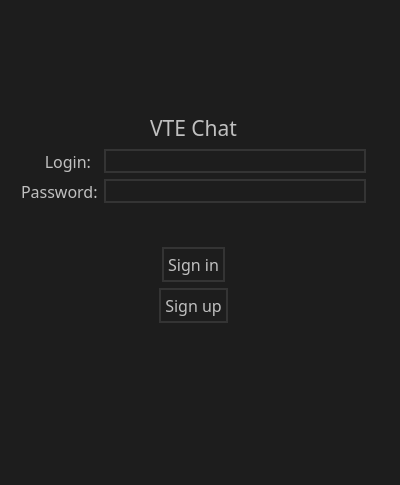
First picture: the form in Client/authmenu.ui, repository EdoHarutyunyan/Public-Chat, before the edit.
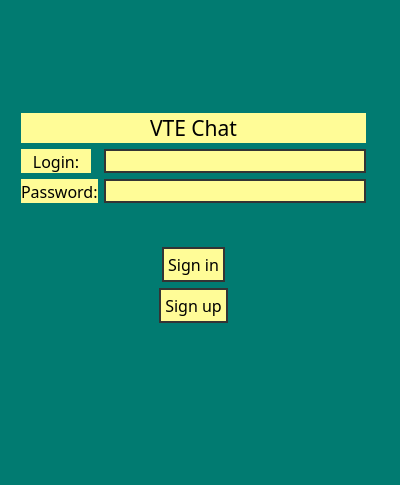
Second picture: the form after the edit.

```diff
--- a/Client/authmenu.ui
+++ b/Client/authmenu.ui
@@ -32,7 +32,7 @@
    <string>AuthMenu</string>
   </property>
   <property name="styleSheet">
-   <string notr="true">background: rgb(29, 29, 29)</string>
+   <string notr="true">background: rgb(1, 123, 113);</string>
   </property>
   <widget class="QWidget" name="centralWidget">
    <widget class="QWidget" name="layoutWidget">
@@ -67,7 +67,7 @@
         </font>
        </property>
        <property name="styleSheet">
-        <string notr="true">color: silver;</string>
+        <string notr="true">background: rgb(255, 252, 151);</string>
        </property>
        <property name="text">
         <string>VTE Chat</string>
@@ -81,6 +81,12 @@
       <layout class="QFormLayout" name="Auth">
        <item row="0" column="0">
         <widget class="QLabel" name="LoginLabel">
+         <property name="sizePolicy">
+          <sizepolicy hsizetype="Minimum" vsizetype="Preferred">
+           <horstretch>0</horstretch>
+           <verstretch>0</verstretch>
+          </sizepolicy>
+         </property>
          <property name="minimumSize">
           <size>
            <width>70</width>
@@ -93,17 +99,20 @@
            <pointsize>12</pointsize>
           </font>
          </property>
+         <property name="layoutDirection">
+          <enum>Qt::LeftToRight</enum>
+         </property>
          <property name="autoFillBackground">
           <bool>false</bool>
          </property>
          <property name="styleSheet">
-          <string notr="true">color: silver;</string>
+          <string notr="true">background: rgb(255, 252, 151);</string>
          </property>
          <property name="text">
           <string>Login:</string>
          </property>
          <property name="alignment">
-          <set>Qt::AlignRight|Qt::AlignTrailing|Qt::AlignVCenter</set>
+          <set>Qt::AlignCenter</set>
          </property>
         </widget>
        </item>
@@ -119,7 +128,7 @@
           <bool>false</bool>
          </property>
          <property name="styleSheet">
-          <string notr="true">color: silver;
+          <string notr="true">background: rgb(255, 252, 151);
 selection-color: none;
 
 border-width: 2px;
@@ -150,7 +159,7 @@
           </font>
          </property>
          <property name="styleSheet">
-          <string notr="true">color: silver;</string>
+          <string notr="true">background: rgb(255, 252, 151);</string>
          </property>
          <property name="text">
           <string>Password:</string>
@@ -160,7 +169,7 @@
        <item row="1" column="1">
         <widget class="QLineEdit" name="Password">
          <property name="styleSheet">
-          <string notr="true">color: silver;
+          <string notr="true">background: rgb(255, 252, 151);
 selection-color: none;
 
 border-width: 2px;
@@ -187,7 +196,7 @@
         </font>
        </property>
        <property name="styleSheet">
-        <string notr="true">color:rgba(255, 8, 8,150)</string>
+        <string notr="true">background: rgb(1, 123, 113)</string>
        </property>
        <property name="text">
         <string/>
@@ -225,7 +234,7 @@
          </property>
          <property name="styleSheet">
           <string notr="true">QPushButton{
-color: silver;
+background: rgb(255, 252, 151);
 border-width: 2px;
 border-style: solid;
 border-color: rgb(52, 52, 52);
@@ -286,7 +295,7 @@
          </property>
          <property name="styleSheet">
           <string notr="true">QPushButton{
-color: silver;
+background: rgb(255, 252, 151);
 border-width: 2px;
 border-style: solid;
 border-color: rgb(52, 52, 52);
```
